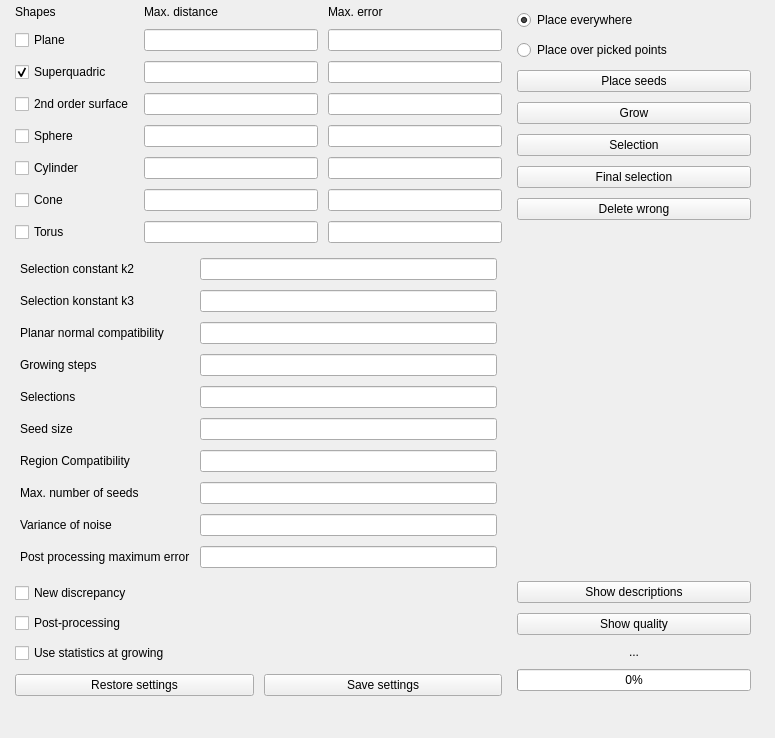
This is ui/edit_segmentor_recover.ui in ddksr/segmentor-meshlab as Qt 5 draws it before an edit. The edited form follows.
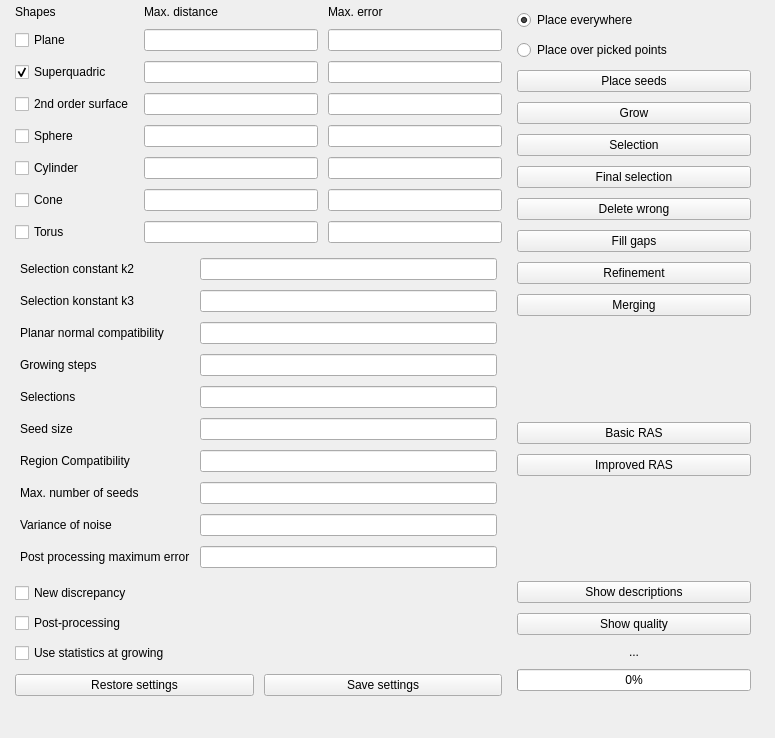
This is the edited form.

Diff of the .ui file:
```diff
--- a/ui/edit_segmentor_recover.ui
+++ b/ui/edit_segmentor_recover.ui
@@ -420,6 +420,27 @@
          </property>
         </widget>
        </item>
+       <item>
+        <widget class="QPushButton" name="btnFillGaps">
+         <property name="text">
+          <string>Fill gaps</string>
+         </property>
+        </widget>
+       </item>
+       <item>
+        <widget class="QPushButton" name="btnRefinement">
+         <property name="text">
+          <string>Refinement</string>
+         </property>
+        </widget>
+       </item>
+       <item>
+        <widget class="QPushButton" name="btnMerging">
+         <property name="text">
+          <string>Merging</string>
+         </property>
+        </widget>
+       </item>
        <item>
         <spacer name="verticalSpacer">
          <property name="orientation">
@@ -433,6 +454,33 @@
          </property>
         </spacer>
        </item>
+       <item>
+        <widget class="QPushButton" name="btnBasicRas">
+         <property name="text">
+          <string>Basic RAS</string>
+         </property>
+        </widget>
+       </item>
+       <item>
+        <widget class="QPushButton" name="btnImprovedRas">
+         <property name="text">
+          <string>Improved RAS</string>
+         </property>
+        </widget>
+       </item>
+       <item>
+        <spacer name="verticalSpacer_3">
+         <property name="orientation">
+          <enum>Qt::Vertical</enum>
+         </property>
+         <property name="sizeHint" stdset="0">
+          <size>
+           <width>20</width>
+           <height>40</height>
+          </size>
+         </property>
+        </spacer>
+       </item>
        <item>
         <widget class="QPushButton" name="btnShowDescriptions">
          <property name="text">
```
